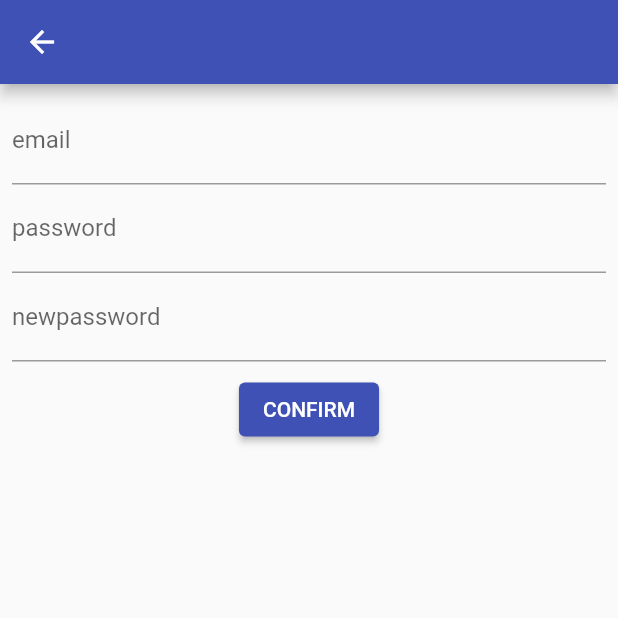
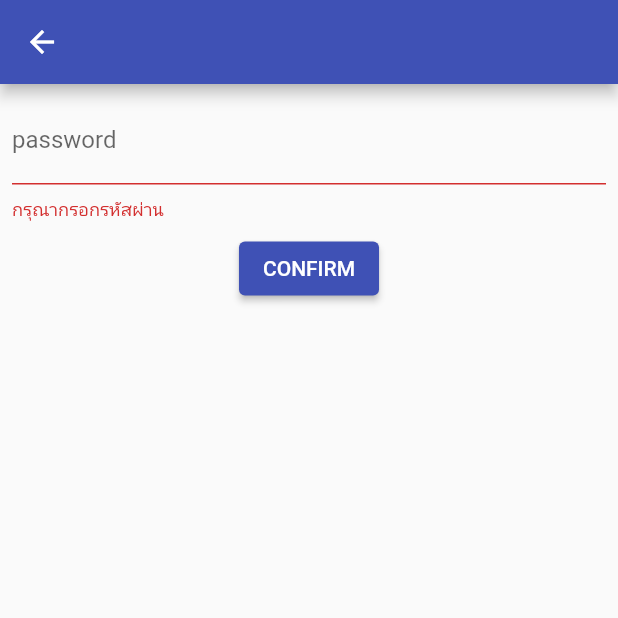
Before and after one commit to sk8rboil/case_study, a Flutter app: the MyNewPasswordScreen screen opened by its route, after a tap on "CONFIRM", on a phone screen of 412 x 824 dp, the top half of it. Run offline on Flutter 3.47's test engine with Material 2 defaults, Android fonts, the phone set to English and light mode, and no system bars; our stand-ins replace cloud_firestore, firebase_auth, firebase_core, get; accounts and stored records are empty.

Commit message:
add newpass_screen

```diff
--- a/lib/screens/newpass_screen.dart
+++ b/lib/screens/newpass_screen.dart
@@ -1,12 +1,16 @@
-// ignore_for_file: prefer_const_constructors
+// ignore_for_file: prefer_const_constructors, no_leading_underscores_for_local_identifiers
 
 import 'package:flutter/material.dart';
+import 'package:get/get.dart';
+import 'package:my_presence_app/controllers/newpass_controller.dart';
 
 class MyNewPasswordScreen extends StatelessWidget {
   const MyNewPasswordScreen({Key? key}) : super(key: key);
 
   @override
   Widget build(BuildContext context) {
+    final _formKey = GlobalKey<FormState>();
+    final controller = Get.put((NewPassController()));
     return Scaffold(
       appBar: AppBar(),
       body: SingleChildScrollView(
@@ -15,29 +19,34 @@ class MyNewPasswordScreen extends StatelessWidget {
             Padding(
               padding: const EdgeInsets.all(8.0),
               child: Form(
+                key: _formKey,
                 child: Column(
                   children: <Widget>[
                     TextFormField(
-                      decoration: InputDecoration(
-                        labelText: 'email',
-                      ),
-                    ),
-                    TextFormField(
-                      decoration: InputDecoration(
-                        labelText: 'password',
-                      ),
-                    ),
-                    TextFormField(
-                      decoration: InputDecoration(
-                        labelText: 'newpassword',
-                      ),
-                    ),
+                        controller: controller.newpassC,
+                        decoration: InputDecoration(
+                          labelText: 'password',
+                        ),
+                        keyboardType: TextInputType.visiblePassword,
+                        validator: (value) {
+                          if (value!.isEmpty) {
+                            return 'กรุณากรอกรหัสผ่าน';
+                          } else if (value.isNotEmpty && value.length < 8) {
+                            return 'กรุณากรอกรหัสผ่านอย่างน้อย 8 ตัวอักษร';
+                          } else {
+                            return null;
+                          }
+                        }),
                   ],
                 ),
               ),
             ),
             ElevatedButton(
-              onPressed: () {},
+              onPressed: () {
+                if (_formKey.currentState!.validate()) {
+                  controller.newpassword(context);
+                }
+              },
               child: Text('CONFIRM'),
             ),
           ],
```
Also changed, not shown: lib/controllers/newpass_controller.dart (+28 -0 lines), lib/controllers/signout_controller.dart (added, +11 -0 lines), lib/homepage.dart (+8 -0 lines).
